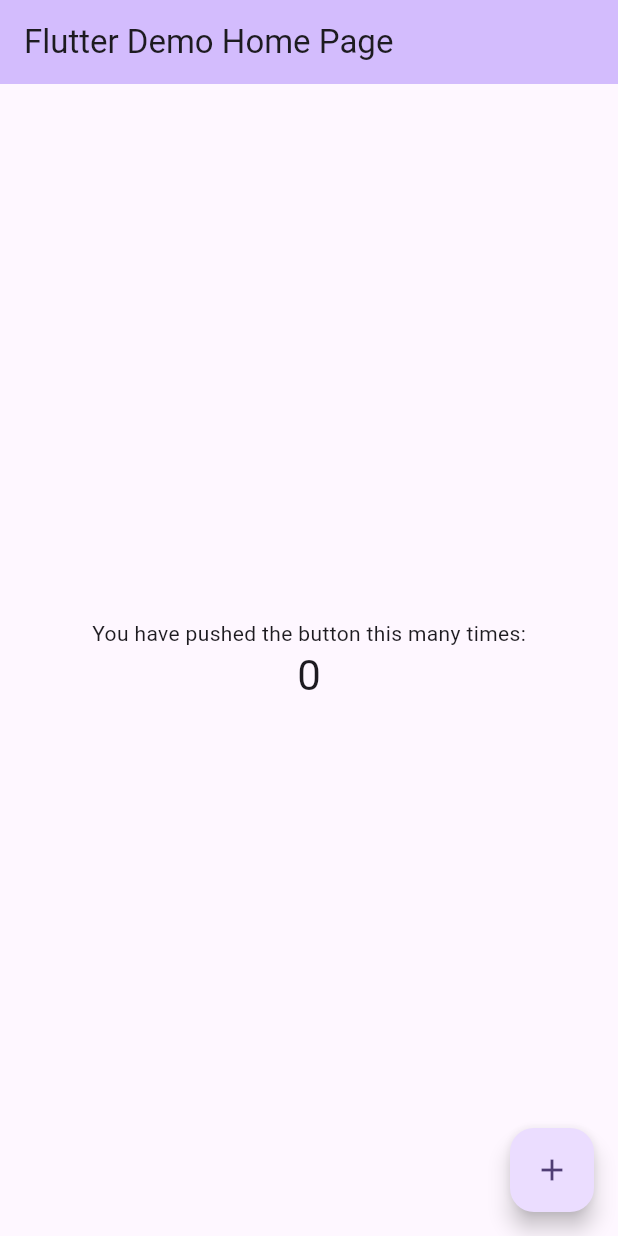
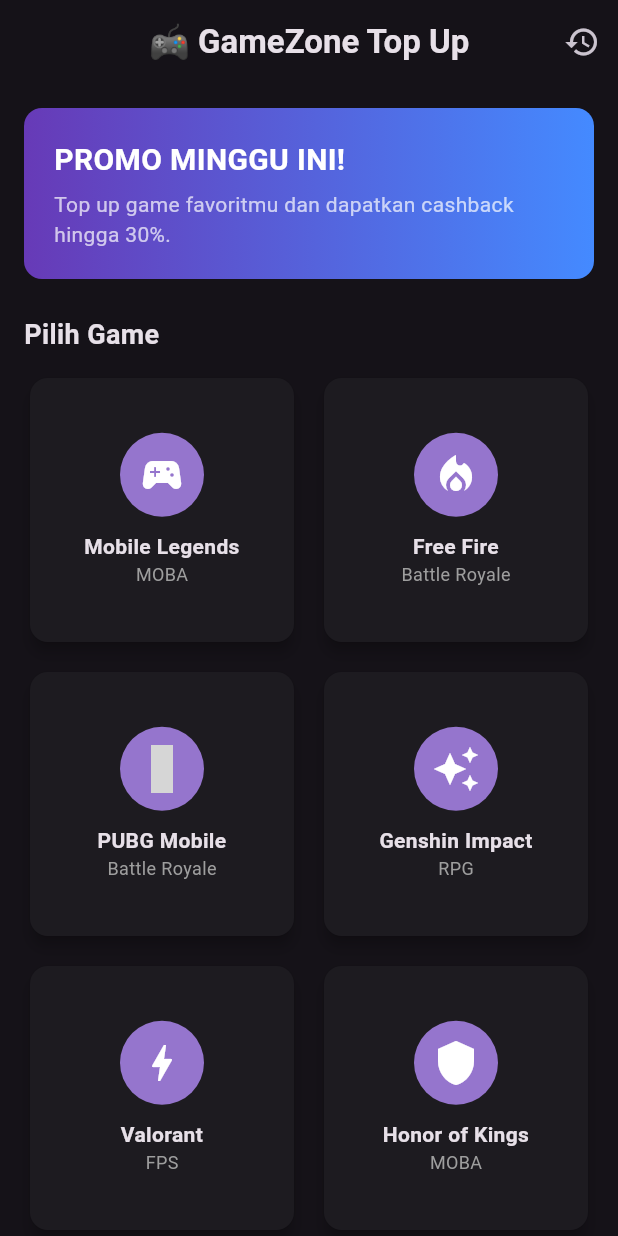
Before and after one commit to agengsetyonugroho23-ai/flutter_application_1, a Flutter app: the screen it shows after launch, on a phone screen of 412 x 824 dp. Run offline on Flutter 3.47's test engine with Material 3 defaults, Android fonts, the phone set to English and light mode, and no system bars; statements that could not run were skipped; grey boxes are pictures that could not be loaded.

Commit message:
Add web top up game UI

```diff
--- a/lib/main.dart
+++ b/lib/main.dart
@@ -1,121 +1,305 @@
 import 'package:flutter/material.dart';
 
 void main() {
-  runApp(const MyApp());
+  runApp(const TopUpGameApp());
 }
 
-class MyApp extends StatelessWidget {
-  const MyApp({super.key});
+class TopUpGameApp extends StatelessWidget {
+  const TopUpGameApp({super.key});
 
-  // This widget is the root of your application.
   @override
   Widget build(BuildContext context) {
     return MaterialApp(
-      title: 'Flutter Demo',
+      title: 'GameZone Top Up',
+      debugShowCheckedModeBanner: false,
       theme: ThemeData(
-        // This is the theme of your application.
-        //
-        // TRY THIS: Try running your application with "flutter run". You'll see
-        // the application has a purple toolbar. Then, without quitting the app,
-        // try changing the seedColor in the colorScheme below to Colors.green
-        // and then invoke "hot reload" (save your changes or press the "hot
-        // reload" button in a Flutter-supported IDE, or press "r" if you used
-        // the command line to start the app).
-        //
-        // Notice that the counter didn't reset back to zero; the application
-        // state is not lost during the reload. To reset the state, use hot
-        // restart instead.
-        //
-        // This works for code too, not just values: Most code changes can be
-        // tested with just a hot reload.
-        colorScheme: .fromSeed(seedColor: Colors.deepPurple),
+        colorScheme: ColorScheme.fromSeed(
+          seedColor: Colors.deepPurple,
+          brightness: Brightness.dark,
+        ),
+        useMaterial3: true,
       ),
-      home: const MyHomePage(title: 'Flutter Demo Home Page'),
+      home: const HomePage(),
     );
   }
 }
 
-class MyHomePage extends StatefulWidget {
-  const MyHomePage({super.key, required this.title});
+class GameItem {
+  final String title;
+  final String category;
+  final IconData icon;
 
-  // This widget is the home page of your application. It is stateful, meaning
-  // that it has a State object (defined below) that contains fields that affect
-  // how it looks.
+  GameItem({required this.title, required this.category, required this.icon});
+}
 
-  // This class is the configuration for the state. It holds the values (in this
-  // case the title) provided by the parent (in this case the App widget) and
-  // used by the build method of the State. Fields in a Widget subclass are
-  // always marked "final".
-
-  final String title;
+class HomePage extends StatefulWidget {
+  const HomePage({super.key});
 
   @override
-  State<MyHomePage> createState() => _MyHomePageState();
+  State<HomePage> createState() => _HomePageState();
 }
 
-class _MyHomePageState extends State<MyHomePage> {
-  int _counter = 0;
-
-  void _incrementCounter() {
-    setState(() {
-      // This call to setState tells the Flutter framework that something has
-      // changed in this State, which causes it to rerun the build method below
-      // so that the display can reflect the updated values. If we changed
-      // _counter without calling setState(), then the build method would not be
-      // called again, and so nothing would appear to happen.
-      _counter++;
-    });
-  }
+class _HomePageState extends State<HomePage> {
+  final List<GameItem> games = [
+    GameItem(title: 'Mobile Legends', category: 'MOBA', icon: Icons.sports_esports),
+    GameItem(title: 'Free Fire', category: 'Battle Royale', icon: Icons.local_fire_department),
+    GameItem(title: 'PUBG Mobile', category: 'Battle Royale', icon: Icons.crosshairs),
+    GameItem(title: 'Genshin Impact', category: 'RPG', icon: Icons.auto_awesome),
+    GameItem(title: 'Valorant', category: 'FPS', icon: Icons.bolt),
+    GameItem(title: 'Honor of Kings', category: 'MOBA', icon: Icons.shield),
+  ];
 
   @override
   Widget build(BuildContext context) {
-    // This method is rerun every time setState is called, for instance as done
-    // by the _incrementCounter method above.
-    //
-    // The Flutter framework has been optimized to make rerunning build methods
-    // fast, so that you can just rebuild anything that needs updating rather
-    // than having to individually change instances of widgets.
     return Scaffold(
       appBar: AppBar(
-        // TRY THIS: Try changing the color here to a specific color (to
-        // Colors.amber, perhaps?) and trigger a hot reload to see the AppBar
-        // change color while the other colors stay the same.
-        backgroundColor: Theme.of(context).colorScheme.inversePrimary,
-        // Here we take the value from the MyHomePage object that was created by
-        // the App.build method, and use it to set our appbar title.
-        title: Text(widget.title),
+        title: const Text('🎮 GameZone Top Up', style: TextStyle(fontWeight: FontWeight.bold)),
+        centerTitle: true,
+        actions: [
+          IconButton(
+            icon: const Icon(Icons.history),
+            onPressed: () {},
+            tooltip: 'Riwayat Transaksi',
+          ),
+        ],
       ),
-      body: Center(
-        // Center is a layout widget. It takes a single child and positions it
-        // in the middle of the parent.
+      body: SingleChildScrollView(
+        padding: const EdgeInsets.all(16.0),
         child: Column(
-          // Column is also a layout widget. It takes a list of children and
-          // arranges them vertically. By default, it sizes itself to fit its
-          // children horizontally, and tries to be as tall as its parent.
-          //
-          // Column has various properties to control how it sizes itself and
-          // how it positions its children. Here we use mainAxisAlignment to
-          // center the children vertically; the main axis here is the vertical
-          // axis because Columns are vertical (the cross axis would be
-          // horizontal).
-          //
-          // TRY THIS: Invoke "debug painting" (choose the "Toggle Debug Paint"
-          // action in the IDE, or press "p" in the console), to see the
-          // wireframe for each widget.
-          mainAxisAlignment: .center,
+          crossAxisAlignment: CrossAxisAlignment.start,
           children: [
-            const Text('You have pushed the button this many times:'),
-            Text(
-              '$_counter',
-              style: Theme.of(context).textTheme.headlineMedium,
+            // Banner Promo
+            Container(
+              width: double.infinity,
+              padding: const EdgeInsets.all(20),
+              decoration: BoxDecoration(
+                gradient: const LinearGradient(
+                  colors: [Colors.deepPurple, Colors.blueAccent],
+                ),
+                borderRadius: BorderRadius.circular(12),
+              ),
+              child: const Column(
+                crossAxisAlignment: CrossAxisAlignment.start,
+                children: [
+                  Text(
+                    'PROMO MINGGU INI!',
+                    style: TextStyle(fontSize: 20, fontWeight: FontWeight.bold, color: Colors.white),
+                  ),
+                  SizedBox(height: 5),
+                  Text(
+                    'Top up game favoritmu dan dapatkan cashback hingga 30%.',
+                    style: TextStyle(color: Colors.white70),
+                  ),
+                ],
+              ),
+            ),
+            const SizedBox(height: 24),
+
+            const Text(
+              'Pilih Game',
+              style: TextStyle(fontSize: 18, fontWeight: FontWeight.bold),
+            ),
+            const SizedBox(height: 12),
+
+            // Grid Daftar Game
+            GridView.builder(
+              shrinkWrap: true,
+              physics: const NeverScrollableScrollPhysics(),
+              gridDelegate: const SliverGridDelegateWithMaxCrossAxisExtent(
+                maxCrossAxisExtent: 200,
+                childAspectRatio: 1,
+                crossAxisSpacing: 12,
+                mainAxisSpacing: 12,
+              ),
+              itemCount: games.length,
+              itemBuilder: (context, index) {
+                final game = games[index];
+                return Card(
+                  elevation: 4,
+                  shape: RoundedRectangleBorder(borderRadius: BorderRadius.circular(12)),
+                  child: InkWell(
+                    borderRadius: BorderRadius.circular(12),
+                    onTap: () {
+                      Navigator.push(
+                        context,
+                        MaterialPageRoute(
+                          builder: (context) => TopUpDetailPage(game: game),
+                        ),
+                      );
+                    },
+                    child: Column(
+                      mainAxisAlignment: MainAxisAlignment.center,
+                      children: [
+                        CircleAvatar(
+                          radius: 28,
+                          backgroundColor: Colors.deepPurple.shade300,
+                          child: Icon(game.icon, size: 32, color: Colors.white),
+                        ),
+                        const SizedBox(height: 10),
+                        Text(
+                          game.title,
+                          textAlign: TextAlign.center,
+                          style: const TextStyle(fontWeight: FontWeight.bold),
+                        ),
+                        Text(
+                          game.category,
+                          style: const TextStyle(fontSize: 12, color: Colors.grey),
+                        ),
+                      ],
+                    ),
+                  ),
+                );
+              },
             ),
           ],
         ),
       ),
-      floatingActionButton: FloatingActionButton(
-        onPressed: _incrementCounter,
-        tooltip: 'Increment',
-        child: const Icon(Icons.add),
+    );
+  }
+}
+
+// Halaman Formulir Top Up
+class TopUpDetailPage extends StatefulWidget {
+  final GameItem game;
+
+  const TopUpDetailPage({super.key, required this.game});
+
+  @override
+  State<TopUpDetailPage> createState() => _TopUpDetailPageState();
+}
+
+class _TopUpDetailPageState extends State<TopUpDetailPage> {
+  final _userIdController = TextEditingController();
+  String? selectedNominal;
+  String? selectedPayment;
+
+  final List<String> nominalList = [
+    '50 Diamonds / Cash',
+    '150 Diamonds / Cash',
+    '300 Diamonds / Cash',
+    '500 Diamonds / Cash',
+    '1000 Diamonds / Cash',
+  ];
+
+  final List<String> paymentList = ['QRIS / BRImo', 'E-Wallet (Gopay/OVO)', 'Transfer Bank'];
+
+  @override
+  Widget build(BuildContext context) {
+    return Scaffold(
+      appBar: AppBar(
+        title: Text('Top Up ${widget.game.title}'),
+      ),
+      body: SingleChildScrollView(
+        padding: const EdgeInsets.all(16.0),
+        child: Column(
+          crossAxisAlignment: CrossAxisAlignment.start,
+          children: [
+            // Step 1: User ID
+            const Text('1. Masukkan User ID', style: TextStyle(fontWeight: FontWeight.bold, fontSize: 16)),
+            const SizedBox(height: 8),
+            TextField(
+              controller: _userIdController,
+              decoration: const InputDecoration(
+                border: OutlineInputBorder(),
+                hintText: 'Contoh: 12345678 (1234)',
+                prefixIcon: Icon(Icons.person),
+              ),
+            ),
+            const SizedBox(height: 20),
+
+            // Step 2: Pilih Nominal
+            const Text('2. Pilih Nominal', style: TextStyle(fontWeight: FontWeight.bold, fontSize: 16)),
+            const SizedBox(height: 8),
+            Wrap(
+              spacing: 8,
+              runSpacing: 8,
+              children: nominalList.map((nominal) {
+                final isSelected = selectedNominal == nominal;
+                return ChoiceChip(
+                  label: Text(nominal),
+                  selected: isSelected,
+                  onSelected: (selected) {
+                    setState(() {
+                      selectedNominal = selected ? nominal : null;
+                    });
+                  },
+                );
+              }).toList(),
+            ),
+            const SizedBox(height: 20),
+
+            // Step 3: Metode Pembayaran
+            const Text('3. Pilih Metode Pembayaran', style: TextStyle(fontWeight: FontWeight.bold, fontSize: 16)),
+            const SizedBox(height: 8),
+            Column(
+              children: paymentList.map((payment) {
+                return RadioListTile<String>(
+                  title: Text(payment),
+                  value: payment,
+                  groupValue: selectedPayment,
+                  onChanged: (value) {
+                    setState(() {
+                      selectedPayment = value;
+                    });
+                  },
+                );
+              }).toList(),
+            ),
+            const SizedBox(height: 24),
+
+            // Tombol Beli
+            SizedBox(
+              width: double.infinity,
+              height: 50,
+              child: ElevatedButton(
+                style: ElevatedButton.styleFrom(
+                  backgroundColor: Colors.deepPurple,
+                  shape: RoundedRectangleBorder(borderRadius: BorderRadius.circular(8)),
+                ),
+                onPressed: () {
+                  if (_userIdController.text.isEmpty || selectedNominal == null || selectedPayment == null) {
+                    ScaffoldMessenger.of(context).showSnackBar(
+                      const SnackBar(content: Text('Harap lengkapi semua data transaksi!')),
+                    );
+                    return;
+                  }
+
+                  showDialog(
+                    context: context,
+                    builder: (context) => AlertDialog(
+                      title: const Text('Konfirmasi Pembelian'),
+                      content: Text(
+                        'Game: ${widget.game.title}\n'
+                        'ID: ${_userIdController.text}\n'
+                        'Nominal: $selectedNominal\n'
+                        'Metode: $selectedPayment',
+                      ),
+                      actions: [
+                        TextButton(
+                          onPressed: () => Navigator.pop(context),
+                          child: const Text('Batal'),
+                        ),
+                        ElevatedButton(
+                          onPressed: () {
+                            Navigator.pop(context);
+                            ScaffoldMessenger.of(context).showSnackBar(
+                              const SnackBar(content: Text('Pesanan Berhasil Dibuat!')),
+                            );
+                          },
+                          child: const Text('Bayar Sekarang'),
+                        ),
+                      ],
+                    ),
+                  );
+                },
+                child: const Text(
+                  'BAYAR SEKARANG',
+                  style: TextStyle(color: Colors.white, fontWeight: FontWeight.bold, fontSize: 16),
+                ),
+              ),
+            ),
+          ],
+        ),
       ),
     );
   }
```
